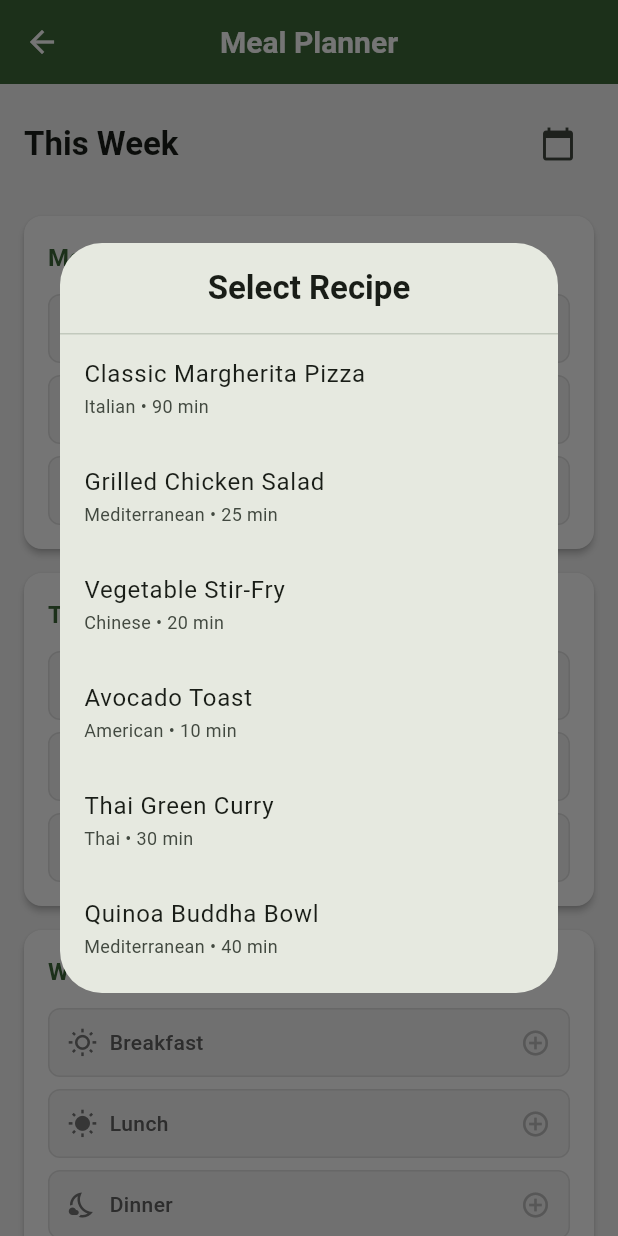
After one commit to jithu2111/recipe_meal_prep_app, a Flutter app: the MealPlannerScreen screen opened directly, after a tap on "Breakfast", on a phone screen of 412 x 824 dp. The commit adds this screen. Run offline on Flutter 3.47's test engine with Material 3 defaults, Android fonts, the phone set to English and light mode, and no system bars; our stand-ins replace cached_network_image; network calls fail.

Commit message:
Added weekly calendar layout and meal slots

```diff
--- /dev/null
+++ b/lib/screens/meal_planner_screen.dart
@@ -0,0 +1,218 @@
+import 'package:flutter/material.dart';
+import '../data/sample_recipes.dart';
+import '../models/recipe.dart';
+
+class MealPlannerScreen extends StatefulWidget {
+  const MealPlannerScreen({super.key});
+
+  @override
+  State<MealPlannerScreen> createState() => _MealPlannerScreenState();
+}
+
+class _MealPlannerScreenState extends State<MealPlannerScreen> {
+  final daysOfWeek = ['Mon', 'Tue', 'Wed', 'Thu', 'Fri', 'Sat', 'Sun'];
+  final Map<String, Map<String, Recipe?>> _mealPlan = {};
+
+  @override
+  void initState() {
+    super.initState();
+    // Initialize empty meal plan
+    for (var day in daysOfWeek) {
+      _mealPlan[day] = {
+        'Breakfast': null,
+        'Lunch': null,
+        'Dinner': null,
+      };
+    }
+  }
+
+  void _assignRecipe(String day, String mealType) async {
+    final recipes = SampleRecipes.getRecipes();
+    final selectedRecipe = await showDialog<Recipe>(
+      context: context,
+      builder: (context) => _RecipeSelectionDialog(recipes: recipes),
+    );
+
+    if (selectedRecipe != null) {
+      setState(() {
+        _mealPlan[day]![mealType] = selectedRecipe;
+      });
+    }
+  }
+
+  void _removeRecipe(String day, String mealType) {
+    setState(() {
+      _mealPlan[day]![mealType] = null;
+    });
+  }
+
+  @override
+  Widget build(BuildContext context) {
+    return Scaffold(
+      appBar: AppBar(
+        title: const Text('Meal Planner'),
+        backgroundColor: Theme.of(context).colorScheme.primary,
+      ),
+      body: SingleChildScrollView(
+        child: Column(
+          children: [
+            // Week Header
+            Container(
+              padding: const EdgeInsets.all(16),
+              child: Row(
+                mainAxisAlignment: MainAxisAlignment.spaceBetween,
+                children: [
+                  Text(
+                    'This Week',
+                    style: Theme.of(context).textTheme.titleLarge?.copyWith(
+                          fontWeight: FontWeight.bold,
+                        ),
+                  ),
+                  IconButton(
+                    icon: const Icon(Icons.calendar_today),
+                    onPressed: () {},
+                  ),
+                ],
+              ),
+            ),
+            // Weekly Calendar Grid
+            ...daysOfWeek.map((day) {
+              return _buildDayCard(context, day);
+            }),
+          ],
+        ),
+      ),
+    );
+  }
+
+  Widget _buildDayCard(BuildContext context, String day) {
+    return Card(
+      margin: const EdgeInsets.symmetric(horizontal: 16, vertical: 8),
+      child: Padding(
+        padding: const EdgeInsets.all(16),
+        child: Column(
+          crossAxisAlignment: CrossAxisAlignment.start,
+          children: [
+            Text(
+              day,
+              style: Theme.of(context).textTheme.titleMedium?.copyWith(
+                    fontWeight: FontWeight.bold,
+                    color: Theme.of(context).colorScheme.primary,
+                  ),
+            ),
+            const SizedBox(height: 12),
+            _buildMealSlot(context, day, 'Breakfast', Icons.wb_sunny_outlined),
+            const SizedBox(height: 8),
+            _buildMealSlot(context, day, 'Lunch', Icons.wb_sunny),
+            const SizedBox(height: 8),
+            _buildMealSlot(context, day, 'Dinner', Icons.nights_stay_outlined),
+          ],
+        ),
+      ),
+    );
+  }
+
+  Widget _buildMealSlot(BuildContext context, String day, String mealType, IconData icon) {
+    final assignedRecipe = _mealPlan[day]![mealType];
+
+    return GestureDetector(
+      onTap: () => _assignRecipe(day, mealType),
+      child: Container(
+        padding: const EdgeInsets.all(12),
+        decoration: BoxDecoration(
+          color: assignedRecipe != null ? Colors.green[50] : Colors.grey[100],
+          borderRadius: BorderRadius.circular(8),
+          border: Border.all(
+            color: assignedRecipe != null ? Colors.green[300]! : Colors.grey[300]!,
+          ),
+        ),
+        child: Row(
+          children: [
+            Icon(icon, size: 20, color: Colors.grey[600]),
+            const SizedBox(width: 8),
+            Expanded(
+              child: Column(
+                crossAxisAlignment: CrossAxisAlignment.start,
+                children: [
+                  Text(
+                    mealType,
+                    style: TextStyle(
+                      fontSize: 14,
+                      fontWeight: FontWeight.w500,
+                      color: Colors.grey[700],
+                    ),
+                  ),
+                  if (assignedRecipe != null) ...[
+                    const SizedBox(height: 4),
+                    Text(
+                      assignedRecipe.title,
+                      style: TextStyle(
+                        fontSize: 12,
+                        color: Colors.grey[600],
+                      ),
+                      maxLines: 1,
+                      overflow: TextOverflow.ellipsis,
+                    ),
+                  ],
+                ],
+              ),
+            ),
+            if (assignedRecipe != null)
+              IconButton(
+                icon: const Icon(Icons.close, size: 18),
+                color: Colors.red[400],
+                onPressed: () => _removeRecipe(day, mealType),
+              )
+            else
+              Icon(Icons.add_circle_outline, size: 20, color: Colors.grey[400]),
+          ],
+        ),
+      ),
+    );
+  }
+}
+
+class _RecipeSelectionDialog extends StatelessWidget {
+  final List<Recipe> recipes;
+
+  const _RecipeSelectionDialog({required this.recipes});
+
+  @override
+  Widget build(BuildContext context) {
+    return Dialog(
+      child: Container(
+        constraints: const BoxConstraints(maxHeight: 500),
+        child: Column(
+          children: [
+            Padding(
+              padding: const EdgeInsets.all(16),
+              child: Text(
+                'Select Recipe',
+                style: Theme.of(context).textTheme.titleLarge?.copyWith(
+                      fontWeight: FontWeight.bold,
+                    ),
+              ),
+            ),
+            const Divider(height: 1),
+            Expanded(
+              child: ListView.builder(
+                itemCount: recipes.length,
+                itemBuilder: (context, index) {
+                  final recipe = recipes[index];
+                  return ListTile(
+                    title: Text(recipe.title),
+                    subtitle: Text(
+                      '${recipe.cuisine} • ${recipe.cookingTime} min',
+                      style: const TextStyle(fontSize: 12),
+                    ),
+                    onTap: () => Navigator.pop(context, recipe),
+                  );
+                },
+              ),
+            ),
+          ],
+        ),
+      ),
+    );
+  }
+}
--- a/lib/screens/test_recipe_card_screen.dart
+++ b/lib/screens/test_recipe_card_screen.dart
@@ -3,6 +3,7 @@ import '../data/sample_recipes.dart';
 import '../widgets/recipe_card.dart';
 import '../widgets/filter_panel.dart';
 import 'recipe_detail_screen.dart';
+import 'meal_planner_screen.dart';
 
 class TestRecipeCardScreen extends StatefulWidget {
   const TestRecipeCardScreen({super.key});
```
